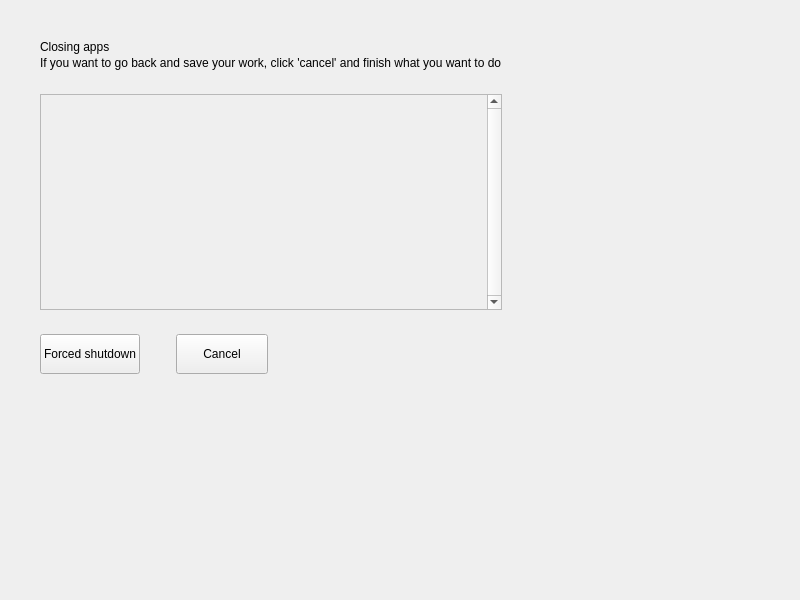
Qt form src/ui/exit-query-window.ui (openeuler-mirror/kiran-session-manager) before a commit.
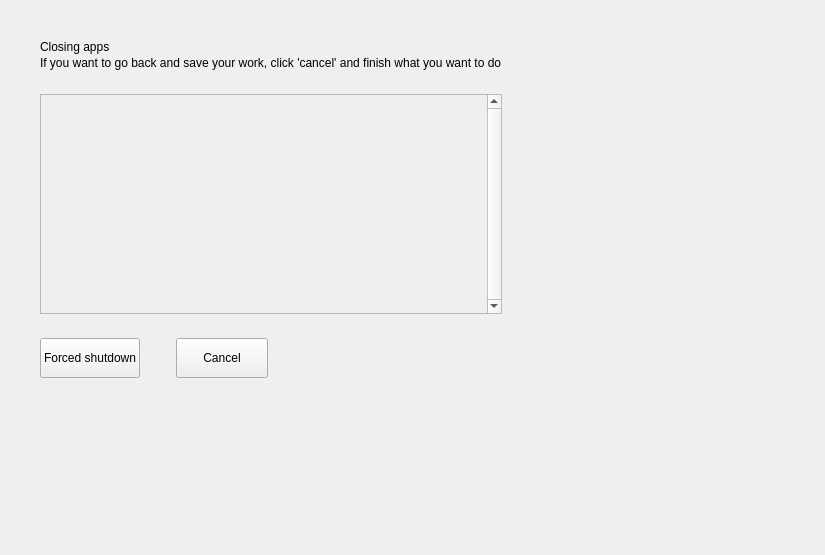
The same form after that commit.

Patch:
```diff
--- a/src/ui/exit-query-window.ui
+++ b/src/ui/exit-query-window.ui
@@ -6,8 +6,8 @@
    <rect>
     <x>0</x>
     <y>0</y>
-    <width>800</width>
-    <height>600</height>
+    <width>825</width>
+    <height>555</height>
    </rect>
   </property>
   <property name="sizePolicy">
@@ -59,7 +59,20 @@
       <property name="spacing">
        <number>0</number>
       </property>
-      <item row="1" column="0">
+      <item row="1" column="4">
+       <spacer name="m_rightSpacer">
+        <property name="orientation">
+         <enum>Qt::Horizontal</enum>
+        </property>
+        <property name="sizeHint" stdset="0">
+         <size>
+          <width>40</width>
+          <height>20</height>
+         </size>
+        </property>
+       </spacer>
+      </item>
+      <item row="1" column="0" colspan="2">
        <spacer name="m_leftSpacer">
         <property name="orientation">
          <enum>Qt::Horizontal</enum>
@@ -75,7 +88,7 @@
         </property>
        </spacer>
       </item>
-      <item row="1" column="1" alignment="Qt::AlignHCenter|Qt::AlignVCenter">
+      <item row="1" column="3">
        <widget class="QWidget" name="m_content" native="true">
         <property name="sizePolicy">
          <sizepolicy hsizetype="Preferred" vsizetype="Preferred">
@@ -86,7 +99,7 @@
         <property name="minimumSize">
          <size>
           <width>400</width>
-          <height>300</height>
+          <height>180</height>
          </size>
         </property>
         <property name="maximumSize">
@@ -95,6 +108,9 @@
           <height>400</height>
          </size>
         </property>
+        <property name="styleSheet">
+         <string notr="true"/>
+        </property>
         <layout class="QVBoxLayout" name="m_contentLayout">
          <property name="spacing">
           <number>0</number>
@@ -158,13 +174,13 @@
            <property name="minimumSize">
             <size>
              <width>0</width>
-             <height>216</height>
+             <height>220</height>
             </size>
            </property>
            <property name="maximumSize">
             <size>
              <width>16777215</width>
-             <height>216</height>
+             <height>220</height>
             </size>
            </property>
            <property name="verticalScrollBarPolicy">
@@ -184,8 +200,8 @@
              <rect>
               <x>0</x>
               <y>0</y>
-              <width>510</width>
-              <height>204</height>
+              <width>470</width>
+              <height>218</height>
              </rect>
             </property>
             <property name="minimumSize">
@@ -278,7 +294,23 @@
         </layout>
        </widget>
       </item>
-      <item row="2" column="1">
+      <item row="0" column="1" colspan="3">
+       <spacer name="m_topSpacer">
+        <property name="orientation">
+         <enum>Qt::Vertical</enum>
+        </property>
+        <property name="sizeType">
+         <enum>QSizePolicy::Fixed</enum>
+        </property>
+        <property name="sizeHint" stdset="0">
+         <size>
+          <width>20</width>
+          <height>40</height>
+         </size>
+        </property>
+       </spacer>
+      </item>
+      <item row="2" column="1" colspan="3">
        <spacer name="m_bottomSpacer">
         <property name="orientation">
          <enum>Qt::Vertical</enum>
@@ -294,35 +326,6 @@
         </property>
        </spacer>
       </item>
-      <item row="0" column="1">
-       <spacer name="m_topSpacer">
-        <property name="orientation">
-         <enum>Qt::Vertical</enum>
-        </property>
-        <property name="sizeType">
-         <enum>QSizePolicy::Fixed</enum>
-        </property>
-        <property name="sizeHint" stdset="0">
-         <size>
-          <width>20</width>
-          <height>40</height>
-         </size>
-        </property>
-       </spacer>
-      </item>
-      <item row="1" column="2">
-       <spacer name="m_rightSpacer">
-        <property name="orientation">
-         <enum>Qt::Horizontal</enum>
-        </property>
-        <property name="sizeHint" stdset="0">
-         <size>
-          <width>40</width>
-          <height>20</height>
-         </size>
-        </property>
-       </spacer>
-      </item>
      </layout>
     </widget>
    </item>
```
